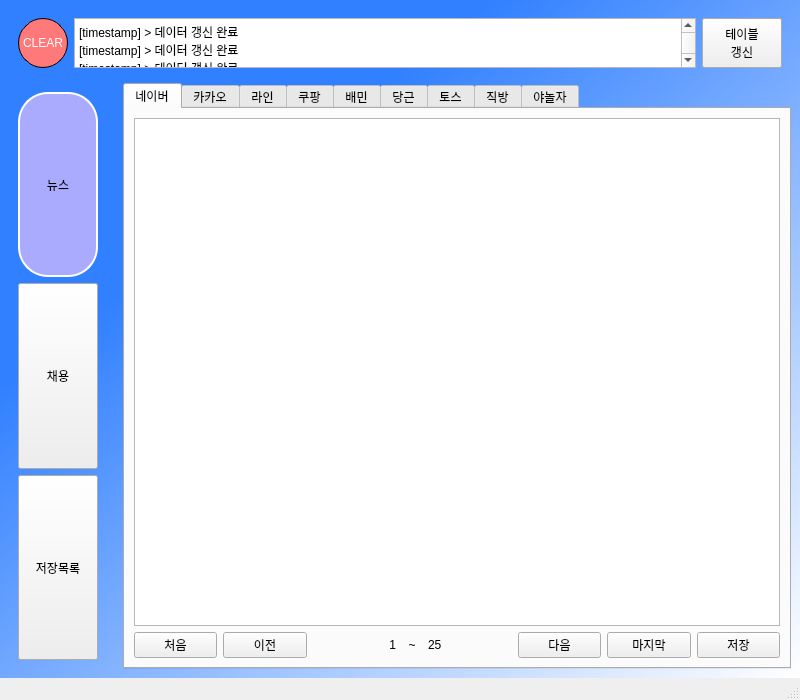
Qt form my_pyqt5/main.ui (dlalstj0213/Study.Python) before a commit.
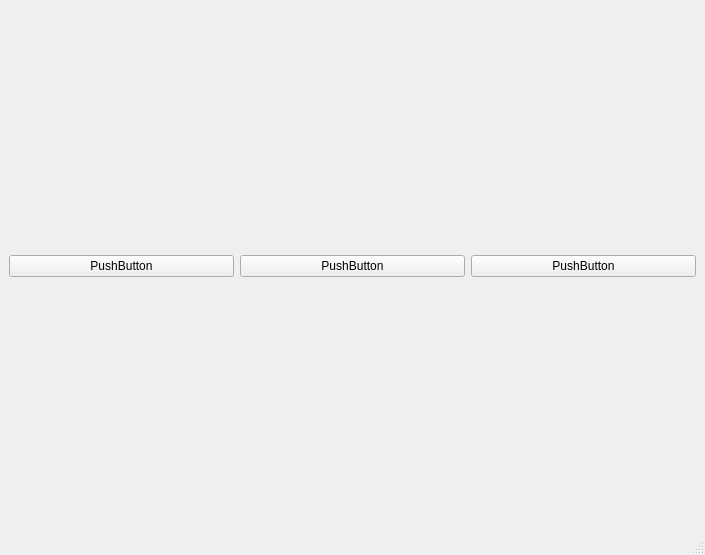
The same form after that commit. Icons and pictures are not drawn.

What changed in the file:
```diff
--- a/my_pyqt5/main.ui
+++ b/my_pyqt5/main.ui
@@ -6,341 +6,38 @@
    <rect>
     <x>0</x>
     <y>0</y>
-    <width>800</width>
-    <height>700</height>
+    <width>705</width>
+    <height>555</height>
    </rect>
   </property>
   <property name="windowTitle">
    <string>MainWindow</string>
   </property>
-  <widget class="QWidget" name="main_widget">
-   <property name="enabled">
-    <bool>true</bool>
-   </property>
-   <property name="styleSheet">
-    <string notr="true">QWidget#main_widget{
-background-color:qlineargradient(spread:pad, x1:0.318, y1:0.273, x2:1, y2:1, stop:0 rgba(49, 128, 255, 255), stop:1 rgba(255, 255, 255, 255));}</string>
-   </property>
+  <widget class="QWidget" name="main">
    <layout class="QGridLayout" name="gridLayout_2">
     <item row="0" column="0">
-     <layout class="QVBoxLayout" name="verticalLayout">
-      <item>
-       <widget class="QFrame" name="formFrame">
-        <property name="sizePolicy">
-         <sizepolicy hsizetype="Preferred" vsizetype="Fixed">
-          <horstretch>0</horstretch>
-          <verstretch>0</verstretch>
-         </sizepolicy>
-        </property>
-        <property name="minimumSize">
-         <size>
-          <width>0</width>
-          <height>50</height>
-         </size>
-        </property>
-        <layout class="QGridLayout" name="gridLayout_5">
-         <item row="0" column="0">
-          <widget class="QPushButton" name="pushButton">
-           <property name="minimumSize">
-            <size>
-             <width>0</width>
-             <height>50</height>
-            </size>
-           </property>
-           <property name="styleSheet">
-            <string notr="true">QPushButton{
-	background-color: rgb(255, 120, 122);
-	border-style: outset;
-	border-width: 1px;
-	border-radius: 25px;
-	border-color: black;
-	padding: 4px;
-	color: rgb(255, 255, 255);
-}
-
-
-
-QPushButton::pressed{
-	background-color : qradialgradient(spread:pad, cx:0.5, cy:0.5, radius:0.5, fx:0.506, fy:0.506, stop:0.1875 rgba(255, 43, 0, 255), stop:1 rgba(0, 0, 0, 255));
-	border-color: white;
-}</string>
-           </property>
-           <property name="text">
-            <string>CLEAR</string>
-           </property>
-          </widget>
-         </item>
-         <item row="0" column="1">
-          <widget class="QTextEdit" name="textEdit">
-           <property name="sizePolicy">
-            <sizepolicy hsizetype="Expanding" vsizetype="Ignored">
-             <horstretch>0</horstretch>
-             <verstretch>0</verstretch>
-            </sizepolicy>
-           </property>
-           <property name="minimumSize">
-            <size>
-             <width>0</width>
-             <height>50</height>
-            </size>
-           </property>
-           <property name="html">
-            <string>&lt;!DOCTYPE HTML PUBLIC &quot;-//W3C//DTD HTML 4.0//EN&quot; &quot;http://www.w3.org/TR/REC-html40/strict.dtd&quot;&gt;
-&lt;html&gt;&lt;head&gt;&lt;meta name=&quot;qrichtext&quot; content=&quot;1&quot; /&gt;&lt;style type=&quot;text/css&quot;&gt;
-p, li { white-space: pre-wrap; }
-&lt;/style&gt;&lt;/head&gt;&lt;body style=&quot; font-family:'Gulim'; font-size:9pt; font-weight:400; font-style:normal;&quot;&gt;
-&lt;p style=&quot; margin-top:0px; margin-bottom:0px; margin-left:0px; margin-right:0px; -qt-block-indent:0; text-indent:0px;&quot;&gt;[timestamp] &amp;gt; 데이터 갱신 완료&lt;/p&gt;
-&lt;p style=&quot; margin-top:0px; margin-bottom:0px; margin-left:0px; margin-right:0px; -qt-block-indent:0; text-indent:0px;&quot;&gt;[timestamp] &amp;gt; 데이터 갱신 완료&lt;/p&gt;
-&lt;p style=&quot; margin-top:0px; margin-bottom:0px; margin-left:0px; margin-right:0px; -qt-block-indent:0; text-indent:0px;&quot;&gt;[timestamp] &amp;gt; 데이터 갱신 완료&lt;/p&gt;
-&lt;p style=&quot; margin-top:0px; margin-bottom:0px; margin-left:0px; margin-right:0px; -qt-block-indent:0; text-indent:0px;&quot;&gt;[timestamp] &amp;gt; 데이터 갱신 완료&lt;/p&gt;
-&lt;p style=&quot; margin-top:0px; margin-bottom:0px; margin-left:0px; margin-right:0px; -qt-block-indent:0; text-indent:0px;&quot;&gt;[timestamp] &amp;gt; 데이터 갱신 완료&lt;/p&gt;
-&lt;p style=&quot; margin-top:0px; margin-bottom:0px; margin-left:0px; margin-right:0px; -qt-block-indent:0; text-indent:0px;&quot;&gt;[timestamp] &amp;gt; 데이터 갱신 완료&lt;/p&gt;
-&lt;p style=&quot; margin-top:0px; margin-bottom:0px; margin-left:0px; margin-right:0px; -qt-block-indent:0; text-indent:0px;&quot;&gt;[timestamp] &amp;gt; 데이터 갱신 완료&lt;/p&gt;
-&lt;p style=&quot; margin-top:0px; margin-bottom:0px; margin-left:0px; margin-right:0px; -qt-block-indent:0; text-indent:0px;&quot;&gt;[timestamp] &amp;gt; 데이터 갱신 완료&lt;/p&gt;
-&lt;p style=&quot; margin-top:0px; margin-bottom:0px; margin-left:0px; margin-right:0px; -qt-block-indent:0; text-indent:0px;&quot;&gt;[timestamp] &amp;gt; 데이터 갱신 완료&lt;/p&gt;
-&lt;p style=&quot; margin-top:0px; margin-bottom:0px; margin-left:0px; margin-right:0px; -qt-block-indent:0; text-indent:0px;&quot;&gt;[timestamp] &amp;gt; 데이터 갱신 완료&lt;/p&gt;
-&lt;p style=&quot; margin-top:0px; margin-bottom:0px; margin-left:0px; margin-right:0px; -qt-block-indent:0; text-indent:0px;&quot;&gt;[timestamp] &amp;gt; 데이터 갱신 완료&lt;/p&gt;&lt;/body&gt;&lt;/html&gt;</string>
-           </property>
-          </widget>
-         </item>
-         <item row="0" column="2">
-          <widget class="QPushButton" name="pushButton_10">
-           <property name="minimumSize">
-            <size>
-             <width>0</width>
-             <height>50</height>
-            </size>
-           </property>
-           <property name="text">
-            <string>테이블
-갱신</string>
-           </property>
-          </widget>
-         </item>
-        </layout>
-       </widget>
-      </item>
-      <item>
-       <layout class="QGridLayout" name="gridLayout">
-        <item row="0" column="2">
-         <widget class="QTabWidget" name="tabWidget">
-          <property name="styleSheet">
-           <string notr="true">selection-color: rgb(255, 0, 0);</string>
+     <layout class="QGridLayout" name="main_layout">
+      <item row="0" column="0">
+       <layout class="QHBoxLayout" name="horizontalLayout">
+        <item>
+         <widget class="QPushButton" name="btn_1">
+          <property name="text">
+           <string>PushButton</string>
           </property>
-          <property name="currentIndex">
-           <number>0</number>
-          </property>
-          <widget class="QWidget" name="tab">
-           <attribute name="icon">
-            <iconset>
-             <normaloff>../../../../../Users/dlals/Downloads/Untitled.png</normaloff>../../../../../Users/dlals/Downloads/Untitled.png</iconset>
-           </attribute>
-           <attribute name="title">
-            <string>네이버</string>
-           </attribute>
-           <layout class="QGridLayout" name="gridLayout_4">
-            <item row="2" column="0">
-             <layout class="QHBoxLayout" name="horizontalLayout">
-              <property name="sizeConstraint">
-               <enum>QLayout::SetDefaultConstraint</enum>
-              </property>
-              <item>
-               <widget class="QPushButton" name="pushButton_8">
-                <property name="text">
-                 <string>처음</string>
-                </property>
-               </widget>
-              </item>
-              <item>
-               <widget class="QPushButton" name="pushButton_6">
-                <property name="text">
-                 <string>이전</string>
-                </property>
-               </widget>
-              </item>
-              <item>
-               <widget class="QLabel" name="label">
-                <property name="text">
-                 <string>1</string>
-                </property>
-                <property name="alignment">
-                 <set>Qt::AlignRight|Qt::AlignTrailing|Qt::AlignVCenter</set>
-                </property>
-               </widget>
-              </item>
-              <item>
-               <widget class="QLabel" name="label_2">
-                <property name="maximumSize">
-                 <size>
-                  <width>20</width>
-                  <height>16777215</height>
-                 </size>
-                </property>
-                <property name="text">
-                 <string>~</string>
-                </property>
-                <property name="alignment">
-                 <set>Qt::AlignCenter</set>
-                </property>
-               </widget>
-              </item>
-              <item>
-               <widget class="QLabel" name="label_3">
-                <property name="text">
-                 <string>25</string>
-                </property>
-               </widget>
-              </item>
-              <item>
-               <widget class="QPushButton" name="pushButton_5">
-                <property name="text">
-                 <string>다음</string>
-                </property>
-               </widget>
-              </item>
-              <item>
-               <widget class="QPushButton" name="pushButton_9">
-                <property name="text">
-                 <string>마지막</string>
-                </property>
-               </widget>
-              </item>
-              <item>
-               <widget class="QPushButton" name="pushButton_7">
-                <property name="text">
-                 <string>저장</string>
-                </property>
-               </widget>
-              </item>
-             </layout>
-            </item>
-            <item row="0" column="0">
-             <widget class="QTableView" name="naver_table">
-              <property name="gridStyle">
-               <enum>Qt::DashLine</enum>
-              </property>
-             </widget>
-            </item>
-           </layout>
-          </widget>
-          <widget class="QWidget" name="tab_2">
-           <attribute name="title">
-            <string>카카오</string>
-           </attribute>
-          </widget>
-          <widget class="QWidget" name="tab_3">
-           <property name="styleSheet">
-            <string notr="true"/>
-           </property>
-           <attribute name="title">
-            <string>라인</string>
-           </attribute>
-          </widget>
-          <widget class="QWidget" name="tab_4">
-           <attribute name="title">
-            <string>쿠팡</string>
-           </attribute>
-          </widget>
-          <widget class="QWidget" name="tab_5">
-           <attribute name="title">
-            <string>배민</string>
-           </attribute>
-          </widget>
-          <widget class="QWidget" name="tab_6">
-           <attribute name="title">
-            <string>당근</string>
-           </attribute>
-          </widget>
-          <widget class="QWidget" name="tab_7">
-           <attribute name="title">
-            <string>토스</string>
-           </attribute>
-          </widget>
-          <widget class="QWidget" name="tab_8">
-           <attribute name="title">
-            <string>직방</string>
-           </attribute>
-          </widget>
-          <widget class="QWidget" name="tab_9">
-           <attribute name="title">
-            <string>야놀자</string>
-           </attribute>
-          </widget>
          </widget>
         </item>
-        <item row="0" column="1">
-         <spacer name="horizontalSpacer">
-          <property name="orientation">
-           <enum>Qt::Horizontal</enum>
+        <item>
+         <widget class="QPushButton" name="btn_2">
+          <property name="text">
+           <string>PushButton</string>
           </property>
-          <property name="sizeType">
-           <enum>QSizePolicy::Fixed</enum>
-          </property>
-          <property name="sizeHint" stdset="0">
-           <size>
-            <width>10</width>
-            <height>20</height>
-           </size>
-          </property>
-         </spacer>
+         </widget>
         </item>
-        <item row="0" column="0">
-         <widget class="QFrame" name="verticalFrame_2">
-          <layout class="QGridLayout" name="gridLayout_3">
-           <item row="1" column="0">
-            <widget class="QPushButton" name="pushButton_3">
-             <property name="sizePolicy">
-              <sizepolicy hsizetype="Minimum" vsizetype="Expanding">
-               <horstretch>0</horstretch>
-               <verstretch>0</verstretch>
-              </sizepolicy>
-             </property>
-             <property name="text">
-              <string>채용</string>
-             </property>
-            </widget>
-           </item>
-           <item row="0" column="0">
-            <widget class="QPushButton" name="pushButton_2">
-             <property name="sizePolicy">
-              <sizepolicy hsizetype="Minimum" vsizetype="Expanding">
-               <horstretch>0</horstretch>
-               <verstretch>0</verstretch>
-              </sizepolicy>
-             </property>
-             <property name="styleSheet">
-              <string notr="true">QPushButton{
-	background-color: rgb(170, 170, 255);
-	border-style: outset;
-	border-width: 2px;
-	border-radius: 30px;
-	border-color: white;
-	padding: 4px;
-}
-
-QPushButton::pressed{
-	background-color : rgb(151, 151, 227);
-}</string>
-             </property>
-             <property name="text">
-              <string>뉴스</string>
-             </property>
-            </widget>
-           </item>
-           <item row="2" column="0">
-            <widget class="QPushButton" name="pushButton_4">
-             <property name="sizePolicy">
-              <sizepolicy hsizetype="Minimum" vsizetype="Expanding">
-               <horstretch>0</horstretch>
-               <verstretch>0</verstretch>
-              </sizepolicy>
-             </property>
-             <property name="text">
-              <string>저장목록</string>
-             </property>
-            </widget>
-           </item>
-          </layout>
+        <item>
+         <widget class="QPushButton" name="btn_3">
+          <property name="text">
+           <string>PushButton</string>
+          </property>
          </widget>
         </item>
        </layout>
```
Left out of the diff: 2 changed lines with no effect on the pictures.
